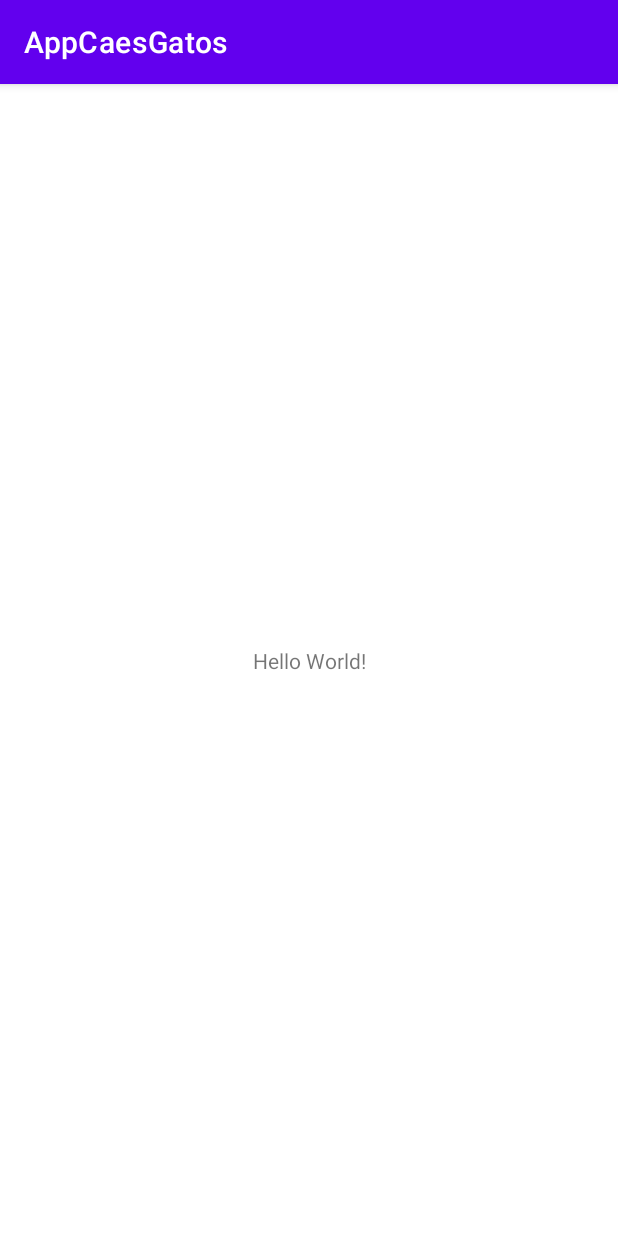
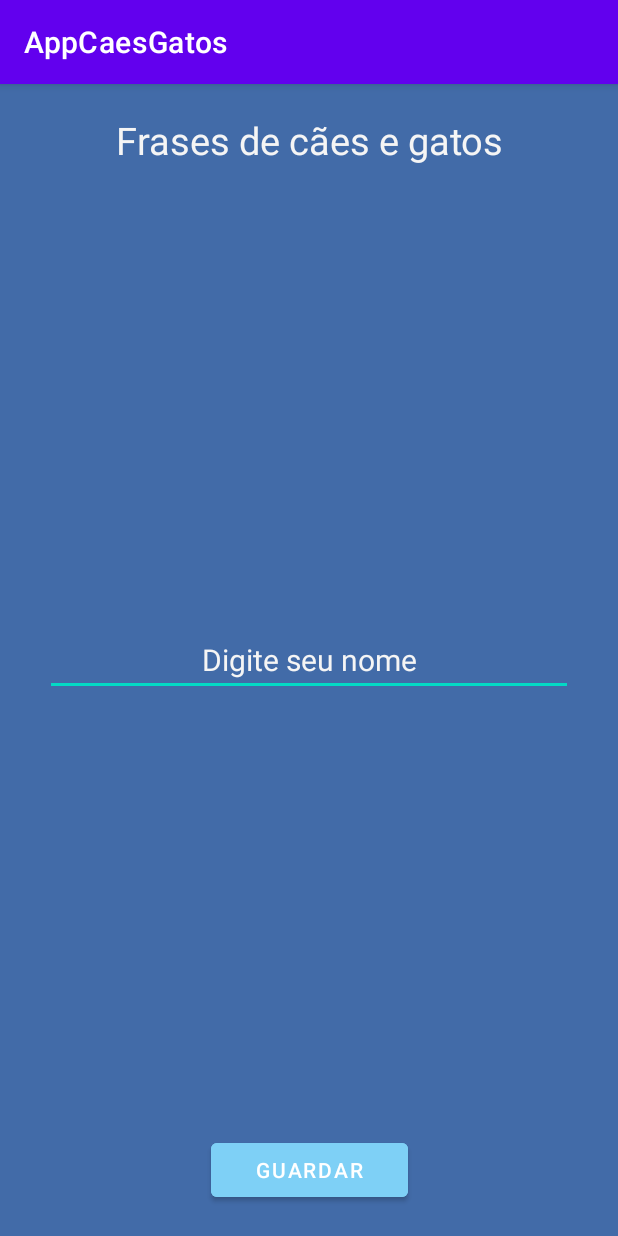
Before and after one commit to enzocussuol/AppCaesGatos, an Android app: the screen it shows after launch (MainActivity), on a phone screen of 412 x 824 dp. Run offline under Robolectric (Android 15) with nearby library versions, the phone set to English and light mode, and no system bars.

Commit message:
Continuacao do desenvolvimento do app

```diff
--- a/app/build.gradle
+++ b/app/build.gradle
@@ -30,6 +30,10 @@ android {
     kotlinOptions {
         jvmTarget = '1.8'
     }
+
+    buildFeatures {
+        viewBinding = true
+    }
 }
 
 dependencies {
--- a/app/src/main/java/com/example/appcaesgatos/MainActivity.kt
+++ b/app/src/main/java/com/example/appcaesgatos/MainActivity.kt
@@ -1,11 +1,45 @@
 package com.example.appcaesgatos
 
+import android.content.Intent
+import android.content.SharedPreferences
 import androidx.appcompat.app.AppCompatActivity
 import android.os.Bundle
+import android.view.View
+import android.widget.Toast
+import com.example.appcaesgatos.databinding.ActivityMainBinding
 
-class MainActivity : AppCompatActivity() {
+class MainActivity : AppCompatActivity(), View.OnClickListener {
+    private lateinit var binding : ActivityMainBinding
+    private lateinit var sp : Preferences
+
     override fun onCreate(savedInstanceState: Bundle?) {
         super.onCreate(savedInstanceState)
-        setContentView(R.layout.activity_main)
+
+        binding = ActivityMainBinding.inflate(layoutInflater)
+        sp = Preferences(this)
+
+        if (sp.getString("nome") != "") {
+            mudaTela()
+        }
+
+        setContentView(binding.root)
+
+//        binding.botaoGuardar.setOnClickListener(this)
+    }
+
+    override fun onClick(view: View) {
+        if (view.id == R.id.botaoGuardar) {
+            guardarNome(binding.inputNome.text.toString())
+        }
+    }
+
+    private fun guardarNome(nome: String) {
+        sp.setString("nome", nome)
+        mudaTela()
+    }
+
+    private fun mudaTela() {
+        startActivity(Intent(this, FrasesActivity::class.java))
+        finish()
     }
 }
--- /dev/null
+++ b/app/src/main/java/com/example/appcaesgatos/Preferences.kt
@@ -0,0 +1,16 @@
+package com.example.appcaesgatos
+
+import android.content.Context
+import android.content.SharedPreferences
+
+class Preferences(context: Context) {
+    private val sp : SharedPreferences = context.getSharedPreferences("CHAVE_ACESSO", Context.MODE_PRIVATE)
+
+    fun setString(key: String, str: String) {
+        sp.edit().putString(key, str).apply()
+    }
+
+    fun getString(key: String): String {
+        return sp.getString(key, "") ?: ""
+    }
+}
--- a/app/src/main/res/layout/activity_main.xml
+++ b/app/src/main/res/layout/activity_main.xml
@@ -4,15 +4,61 @@
     xmlns:tools="http://schemas.android.com/tools"
     android:layout_width="match_parent"
     android:layout_height="match_parent"
+    android:background="@color/main_blue"
     tools:context=".MainActivity">
 
     <TextView
+        android:id="@+id/titulo"
+
+        android:layout_width="0dp"
+        android:layout_height="wrap_content"
+
+        app:layout_constraintStart_toStartOf="parent"
+        app:layout_constraintTop_toTopOf="parent"
+        app:layout_constraintEnd_toEndOf="parent"
+
+        android:text="@string/titulo"
+
+        android:textAlignment="center"
+        android:textSize="25sp"
+        android:padding="20dp"
+
+        android:textColor="@color/whitesmoke" />
+
+    <EditText
+        android:id="@+id/inputNome"
+
+        android:layout_width="0dp"
+        android:layout_height="wrap_content"
+
+        app:layout_constraintStart_toStartOf="parent"
+        app:layout_constraintEnd_toEndOf="parent"
+        app:layout_constraintTop_toTopOf="parent"
+        app:layout_constraintBottom_toBottomOf="parent"
+
+        android:text="@string/digiteNome"
+
+        android:textAlignment="center"
+        android:textSize="20sp"
+        android:layout_margin="30dp"
+
+        android:textColor="@color/whitesmoke" />
+
+    <Button
+        android:id="@+id/botaoGuardar"
+
         android:layout_width="wrap_content"
         android:layout_height="wrap_content"
-        android:text="Hello World!"
+
+        app:layout_constraintStart_toStartOf="parent"
+        app:layout_constraintEnd_toEndOf="parent"
         app:layout_constraintBottom_toBottomOf="parent"
-        app:layout_constraintEnd_toEndOf="parent"
-        app:layout_constraintStart_toStartOf="parent"
-        app:layout_constraintTop_toTopOf="parent" />
+
+        android:text="@string/guardar"
+        android:paddingStart="30dp"
+        android:paddingEnd="30dp"
+        android:layout_marginBottom="20dp"
+
+        android:backgroundTint="@color/light_blue" />
 
 </androidx.constraintlayout.widget.ConstraintLayout>
--- a/app/src/main/res/values/colors.xml
+++ b/app/src/main/res/values/colors.xml
@@ -7,4 +7,7 @@
     <color name="teal_700">#FF018786</color>
     <color name="black">#FF000000</color>
     <color name="white">#FFFFFFFF</color>
+    <color name="main_blue">#426BA8</color>
+    <color name="light_blue">#7ED0F6</color>
+    <color name="whitesmoke">#F5F5F5</color>
 </resources>
--- a/app/src/main/res/values/strings.xml
+++ b/app/src/main/res/values/strings.xml
@@ -1,3 +1,9 @@
 <resources>
     <string name="app_name">AppCaesGatos</string>
+    <string name="titulo">Frases de cães e gatos</string>
+    <string name="digiteNome">Digite seu nome</string>
+    <string name="guardar">Guardar</string>
+    <string name="ola">Olá [NOME]</string>
+    <string name="frase">[FRASE]</string>
+    <string name="gerar">Gerar outra frase</string>
 </resources>
```
Also changed, not shown: app/src/main/java/com/example/appcaesgatos/FrasesActivity.kt (added, +24 -0 lines), app/src/main/res/drawable/cat_svgrepo_com.xml (added, +18 -0 lines), app/src/main/res/drawable/dog_svgrepo_com.xml (added, +18 -0 lines), app/src/main/res/layout/activity_frases.xml (added, +100 -0 lines).
